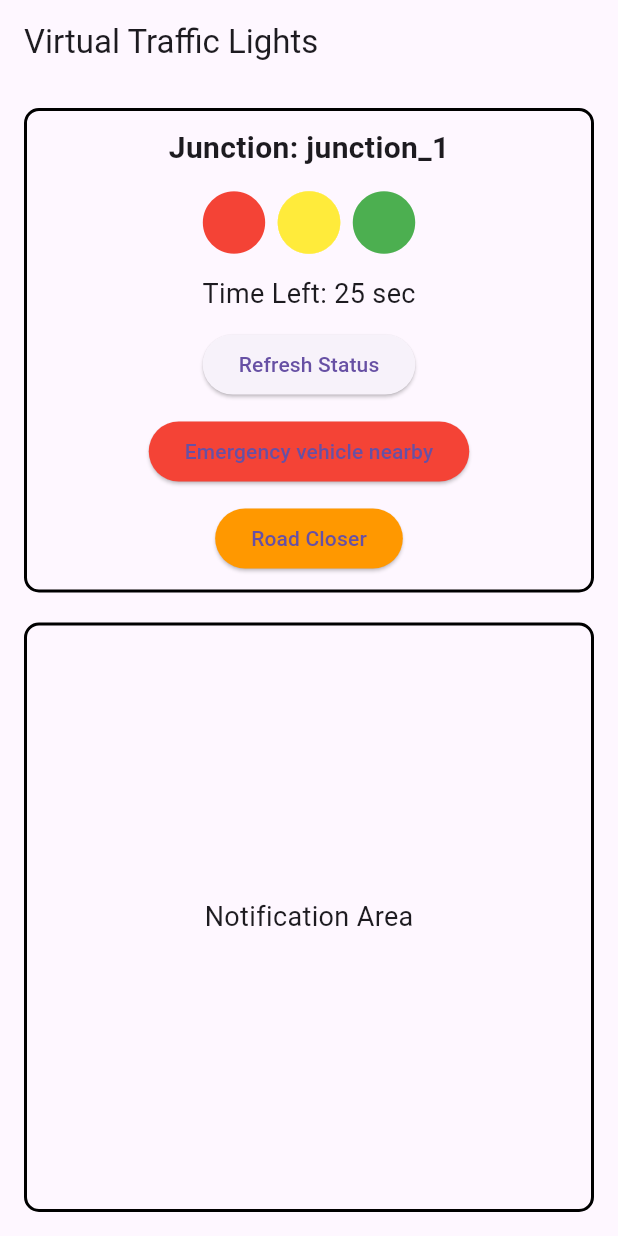
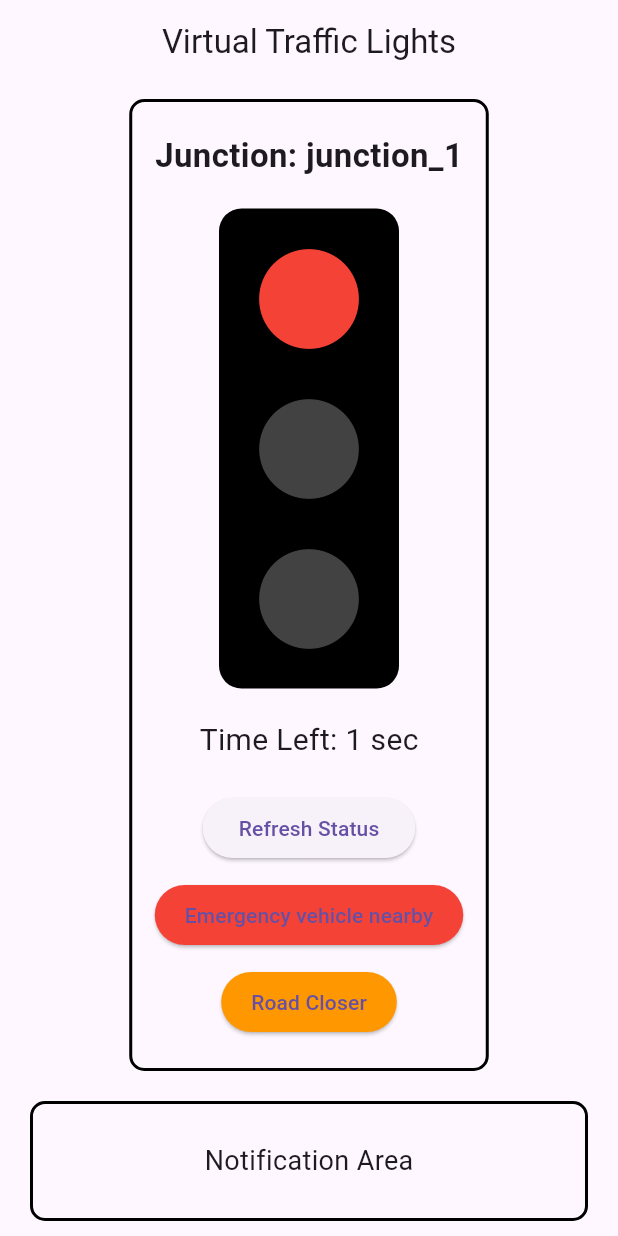
Before and after one commit to ShelvinKumar/ShelvinKumar-COMP826_Assignment_2, a Flutter app: the screen it shows after launch, after a tap on "Refresh Status", on a phone screen of 412 x 824 dp. Run offline on Flutter 3.47's test engine with Material 3 defaults, Android fonts, the light colour scheme and no system bars; network calls fail.

Commit message:
UI Update

```diff
--- a/virtual_traffic_light/lib/main.dart
+++ b/virtual_traffic_light/lib/main.dart
@@ -1,4 +1,5 @@
 import 'package:flutter/material.dart';
+import 'dart:async';
 import 'dart:convert';
 import 'package:http/http.dart' as http;
 
@@ -24,8 +25,49 @@ class TrafficLightScreen extends StatefulWidget {
 
 class _TrafficLightScreenState extends State<TrafficLightScreen> {
   String junctionId = "junction_1";
-  String status = "red";
-  int timeLeft = 25;
+  String status = "red"; // Initial status
+  int timeLeft = 10; // Initial time left
+  Timer? _timer;
+
+  @override
+  void initState() {
+    super.initState();
+    startTimer();
+    fetchTrafficLightStatus();
+  }
+
+  @override
+  void dispose() {
+    _timer?.cancel();
+    super.dispose();
+  }
+
+  void startTimer() {
+    _timer = Timer.periodic(Duration(seconds: 1), (Timer timer) {
+      if (timeLeft > 0) {
+        setState(() {
+          timeLeft--;
+        });
+      } else {
+        changeTrafficLightState();
+      }
+    });
+  }
+
+  void changeTrafficLightState() {
+    setState(() {
+      if (status == "red") {
+        status = "green";
+        timeLeft = 10; // Reset time for green light
+      } else if (status == "green") {
+        status = "yellow";
+        timeLeft = 5; // Reset time for yellow light
+      } else if (status == "yellow") {
+        status = "red";
+        timeLeft = 15; // Reset time for red light
+      }
+    });
+  }
 
   Future<void> fetchTrafficLightStatus() async {
     final response = await http.get(
@@ -44,19 +86,14 @@ class _TrafficLightScreenState extends State<TrafficLightScreen> {
   }
 
   @override
-  void initState() {
-    super.initState();
-    fetchTrafficLightStatus();
-  }
-
-  @override
   Widget build(BuildContext context) {
     return Scaffold(
       appBar: AppBar(
         title: Text('Virtual Traffic Lights'),
+        centerTitle: true, // Center the app bar title
       ),
       body: Padding(
-        padding: const EdgeInsets.all(16.0),
+        padding: const EdgeInsets.symmetric(horizontal: 20.0, vertical: 10.0),
         child: Column(
           children: [
             // Junction ID and Traffic Light Status
@@ -65,28 +102,49 @@ class _TrafficLightScreenState extends State<TrafficLightScreen> {
                 border: Border.all(color: Colors.black, width: 2),
                 borderRadius: BorderRadius.circular(10),
               ),
-              padding: EdgeInsets.all(10),
+              padding: EdgeInsets.symmetric(vertical: 20, horizontal: 15),
               child: Column(
                 children: [
                   Text(
                     'Junction: $junctionId',
-                    style: TextStyle(fontSize: 20, fontWeight: FontWeight.bold),
+                    style: TextStyle(fontSize: 22, fontWeight: FontWeight.bold),
                   ),
-                  SizedBox(height: 10),
-                  Row(
-                    mainAxisAlignment: MainAxisAlignment.center,
-                    children: [
-                      Icon(Icons.circle, color: Colors.red, size: 50),
-                      Icon(Icons.circle, color: Colors.yellow, size: 50),
-                      Icon(Icons.circle, color: Colors.green, size: 50),
-                    ],
+                  SizedBox(height: 20),
+                  // Traffic Light Display
+                  Container(
+                    width: 120,
+                    height: 320,
+                    decoration: BoxDecoration(
+                      color: Colors.black,
+                      borderRadius: BorderRadius.circular(15),
+                    ),
+                    child: Column(
+                      mainAxisAlignment: MainAxisAlignment.spaceEvenly,
+                      children: [
+                        Icon(
+                          Icons.circle,
+                          color: status == "red" ? Colors.red : Colors.grey[800],
+                          size: 80,
+                        ),
+                        Icon(
+                          Icons.circle,
+                          color: status == "yellow" ? Colors.yellow : Colors.grey[800],
+                          size: 80,
+                        ),
+                        Icon(
+                          Icons.circle,
+                          color: status == "green" ? Colors.green : Colors.grey[800],
+                          size: 80,
+                        ),
+                      ],
+                    ),
                   ),
-                  SizedBox(height: 10),
+                  SizedBox(height: 20),
                   Text(
                     'Time Left: $timeLeft sec',
-                    style: TextStyle(fontSize: 18),
+                    style: TextStyle(fontSize: 20),
                   ),
-                  SizedBox(height: 10),
+                  SizedBox(height: 20),
                   ElevatedButton(
                     onPressed: fetchTrafficLightStatus,
                     child: Text('Refresh Status'),
@@ -99,6 +157,7 @@ class _TrafficLightScreenState extends State<TrafficLightScreen> {
                     child: Text('Emergency vehicle nearby'),
                     style: ElevatedButton.styleFrom(
                       backgroundColor: Colors.red,
+                      padding: EdgeInsets.symmetric(horizontal: 20, vertical: 10),
                     ),
                   ),
                   SizedBox(height: 10),
@@ -109,6 +168,7 @@ class _TrafficLightScreenState extends State<TrafficLightScreen> {
                     child: Text('Road Closer'),
                     style: ElevatedButton.styleFrom(
                       backgroundColor: Colors.orange,
+                      padding: EdgeInsets.symmetric(horizontal: 20, vertical: 10),
                     ),
                   ),
                 ],
```
